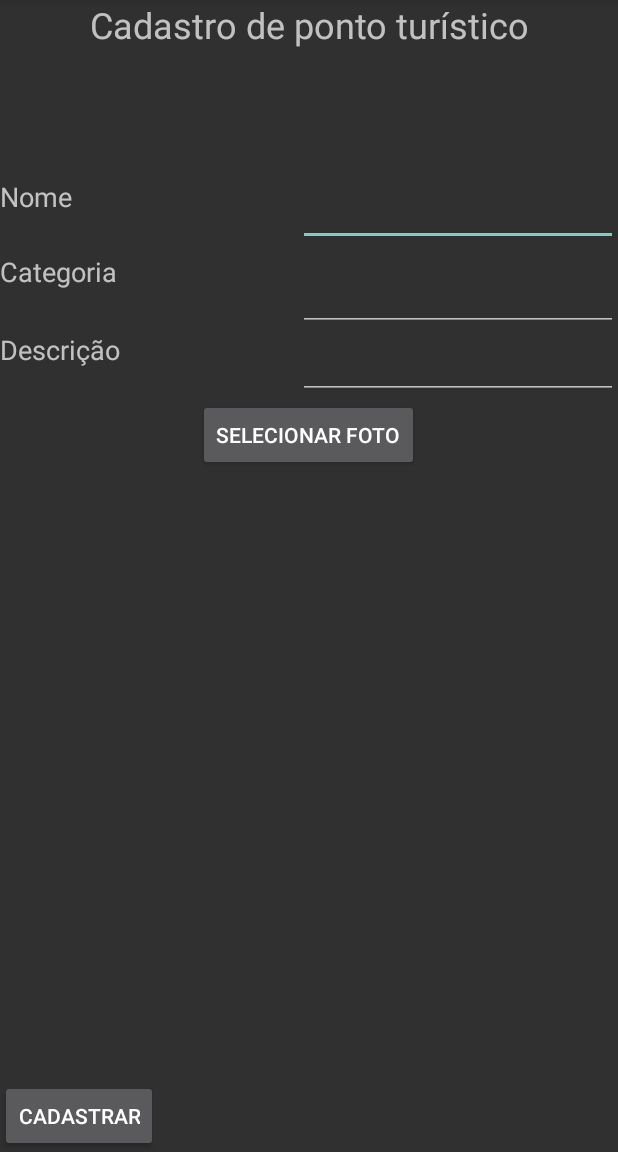
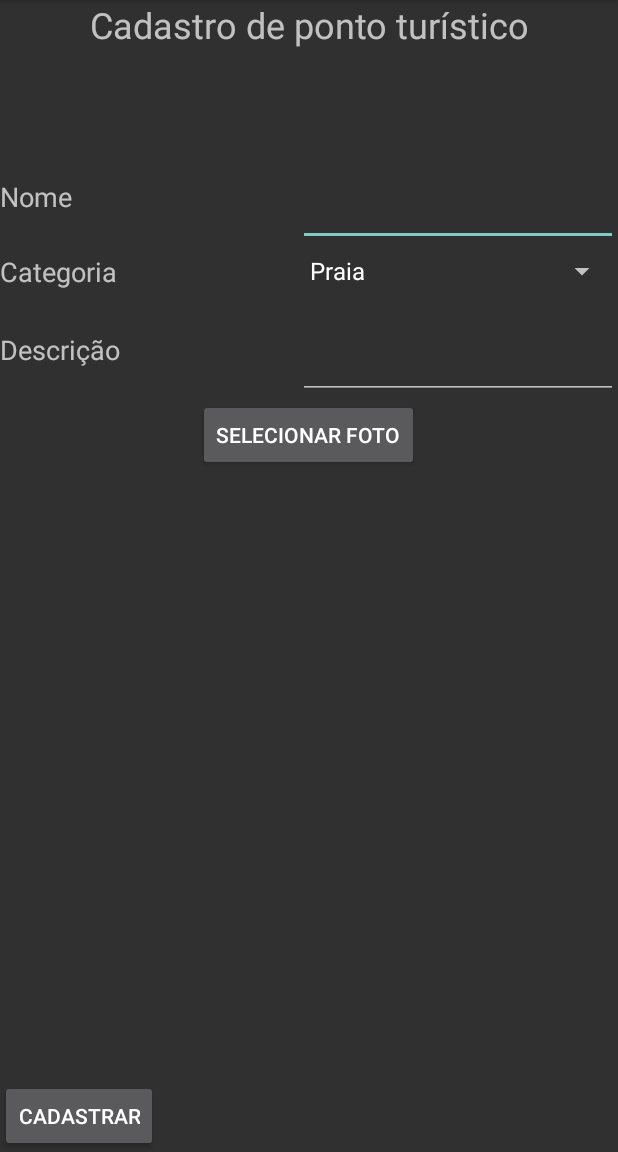
Before and after one commit to diogoflorencio/DiscoveryTrip, an Android app: the fragment PontoTuristicoFragment shown on its own in the app's theme, on a phone screen of 412 x 824 dp, the part 84-1236 px from its top. Run offline under Robolectric (Android 15) with nearby library versions, the phone set to English and light mode, and no system bars; libraries missing offline, so code that uses them is left out: com.facebook.

Commit message:
categorias das atracoes

```diff
--- a/app/src/main/java/com/example/diogo/discoverytrip/Fragments/PontoTuristicoFragment.java
+++ b/app/src/main/java/com/example/diogo/discoverytrip/Fragments/PontoTuristicoFragment.java
@@ -15,8 +15,11 @@ import android.util.Log;
 import android.view.LayoutInflater;
 import android.view.View;
 import android.view.ViewGroup;
+import android.widget.AdapterView;
+import android.widget.ArrayAdapter;
 import android.widget.Button;
 import android.widget.EditText;
+import android.widget.Spinner;
 import android.widget.Toast;
 
 import com.example.diogo.discoverytrip.Activities.LoginActivity;
@@ -51,9 +54,10 @@ import static android.app.Activity.RESULT_OK;
 /**
  * Classe fragment responsavel pelo fragmento ponto turistico na aplicação
  */
-public class PontoTuristicoFragment extends Fragment implements View.OnClickListener {
+public class PontoTuristicoFragment extends Fragment implements View.OnClickListener, AdapterView.OnItemSelectedListener {
     public EditText nameVal_txt, catgVal_txt, descVal_txt;
     private Uri foto;
+    Spinner ptCategory_spn;
 
     public PontoTuristicoFragment() {
         // Required empty public constructor
@@ -75,8 +79,14 @@ public class PontoTuristicoFragment extends Fragment implements View.OnClickList
         selecionarFoto.setOnClickListener(this);
 
         nameVal_txt = (EditText) rootView.findViewById(R.id.pntNameVal_txt);
-        catgVal_txt = (EditText) rootView.findViewById(R.id.pntCatgVal_txt);
         descVal_txt = (EditText) rootView.findViewById(R.id.pntDescVal_txt);
+
+        ptCategory_spn = (Spinner) rootView.findViewById(R.id.ptCategory_spn);
+        ptCategory_spn.setOnItemSelectedListener(this);
+        ArrayAdapter<CharSequence> adapter = ArrayAdapter.createFromResource(getContext(),
+                R.array.attraction_category, android.R.layout.simple_spinner_item);
+        adapter.setDropDownViewResource(android.R.layout.simple_spinner_dropdown_item);
+        ptCategory_spn.setAdapter(adapter);
 
         return rootView;
     }
@@ -88,9 +98,6 @@ public class PontoTuristicoFragment extends Fragment implements View.OnClickList
             case R.id.pntRegister_btn:
                 Log.d("Logger", "PontoTuristicoFragment botao registrar");
                 try {
-                    backToHome();
-
-
                     validateFields();
                     postData();
                     Toast.makeText(this.getActivity(), R.string.pt_cadastro_sucesso,Toast.LENGTH_SHORT).show();
@@ -122,8 +129,45 @@ public class PontoTuristicoFragment extends Fragment implements View.OnClickList
         //precisa fazer um post e mandar o cadastro pro servidor
         //TODO
         String ptName_value = nameVal_txt.getText().toString();
-        String ptCatg_value = catgVal_txt.getText().toString();
         String ptDesc_value = descVal_txt.getText().toString();
+
+        String ptCatg_value;
+        switch (ptCategory_spn.getSelectedItemPosition()) {
+            case 0: ptCatg_value = "beaches";
+                break;
+            case 1: ptCatg_value = "island resorts";
+                break;
+            case 2: ptCatg_value = "parks";
+                break;
+            case 3: ptCatg_value = "forests";
+                break;
+            case 4: ptCatg_value = "monuments";
+                break;
+            case 5: ptCatg_value = "temples";
+                break;
+            case 6: ptCatg_value = "zoos";
+                break;
+            case 7: ptCatg_value = "aquariums";
+                break;
+            case 8: ptCatg_value = "museums";
+                break;
+            case 9: ptCatg_value = "art galleries";
+                break;
+            case 10: ptCatg_value = "botanical";
+                break;
+            case 11: ptCatg_value = "gardens";
+                break;
+            case 12: ptCatg_value = "castles";
+                break;
+            case 13: ptCatg_value = "libraries";
+                break;
+            case 14: ptCatg_value = "prisons";
+                break;
+            case 15: ptCatg_value = "skyscrapers";
+                break;
+            case 16: ptCatg_value = "bridges";
+                break;
+        }
 
         Map<String, RequestBody> parametersMap = new HashMap<>();
         MultiRequestHelper helper = new MultiRequestHelper(getContext());
@@ -189,4 +233,15 @@ public class PontoTuristicoFragment extends Fragment implements View.OnClickList
             throw new DataInputException(getString(R.string.validate_description));
         }
     }
+
+    public void onItemSelected(AdapterView<?> parent, View view,
+                               int pos, long id) {
+        Log.d("Logger", "PontoTuristicoFragment onItemSelected");
+        // An item was selected. You can retrieve the selected item using
+        // parent.getItemAtPosition(pos)
+    }
+
+    public void onNothingSelected(AdapterView<?> parent) {
+        // Another interface callback
+    }
 }
--- a/app/src/main/res/layout/fragment_ponto_turistico.xml
+++ b/app/src/main/res/layout/fragment_ponto_turistico.xml
@@ -64,19 +64,6 @@
         android:layout_alignStart="@+id/pntCatVal_txt"
         android:layout_above="@+id/editText2" />
 
-    <EditText
-        android:layout_width="wrap_content"
-        android:layout_height="wrap_content"
-        android:inputType="textPersonName"
-        android:ems="10"
-        android:layout_alignTop="@+id/pntCat_txt"
-        android:layout_alignParentRight="true"
-        android:layout_alignParentEnd="true"
-        android:id="@+id/pntCatgVal_txt"
-        android:layout_alignLeft="@+id/pntNameVal_txt"
-        android:layout_alignStart="@+id/pntNameVal_txt"
-        android:layout_above="@+id/pntDescVal_txt" />
-
     <Button
         android:text="Cadastrar"
         android:layout_width="wrap_content"
@@ -104,4 +91,14 @@
         android:layout_centerHorizontal="true"
         android:id="@+id/ponto_turistico_btnFoto" />
 
+    <Spinner
+        android:layout_width="match_parent"
+        android:layout_height="wrap_content"
+        android:id="@+id/ptCategory_spn"
+        android:layout_alignTop="@+id/pntCat_txt"
+        android:layout_alignParentRight="true"
+        android:layout_alignParentEnd="true"
+        android:layout_alignLeft="@+id/pntNameVal_txt"
+        android:layout_alignStart="@+id/pntNameVal_txt" />
+
 </RelativeLayout>
--- a/app/src/main/res/values/strings.xml
+++ b/app/src/main/res/values/strings.xml
@@ -57,4 +57,25 @@
         <item>Publico</item>
     </string-array>
 
+    //Attractions cetegory strings
+    <string-array name="attraction_category">
+        <item>Praia</item>
+        <item>Ilha resort</item>
+        <item>Parque</item>
+        <item>Floresta</item>
+        <item>Monumento</item>
+        <item>Templo</item>
+        <item>Zoológico</item>
+        <item>Aquário</item>
+        <item>Museu</item>
+        <item>Galeria de arte</item>
+        <item>Botânico</item>
+        <item>Jardim</item>
+        <item>Castelo</item>
+        <item>Biblioteca</item>
+        <item>Prisão</item>
+        <item>Arranha-céu</item>
+        <item>Ponte</item>
+    </string-array>
+
 </resources>
```
